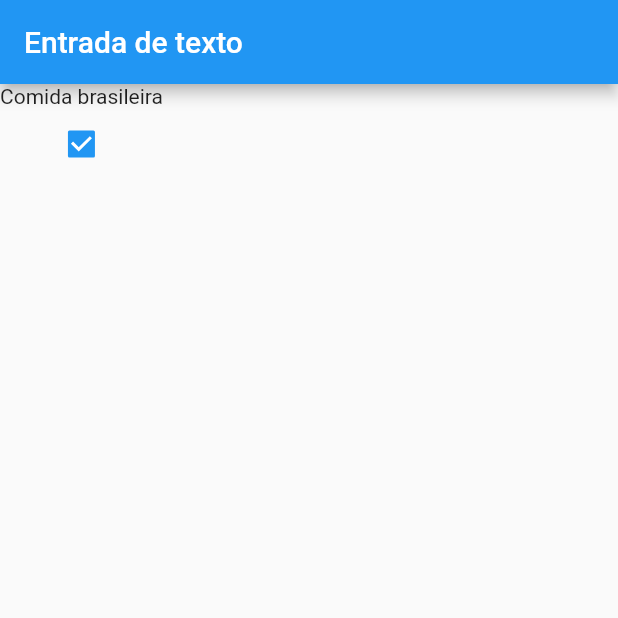
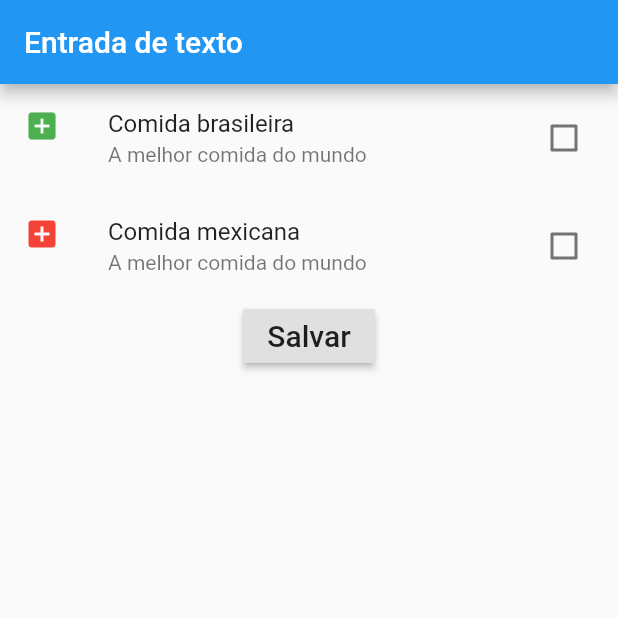
Before and after one commit to danielfmpc/checkbox, a Flutter app: the screen it shows after launch, on a phone screen of 412 x 824 dp, the top half of it. Run offline on Flutter 3.47's test engine with Material 2 defaults, Android fonts, the phone set to English and light mode, and no system bars.

```diff
--- a/lib/EntradaCheckbox.dart
+++ b/lib/EntradaCheckbox.dart
@@ -6,6 +6,11 @@ class EntradaCheckbox extends StatefulWidget {
 }
 
 class _EntradaCheckboxState extends State<EntradaCheckbox> {
+	bool _comidaBrasileira = false;
+	bool _comidaMexicana = false;
+
+
+
 	@override
 	Widget build(BuildContext context) {
 		return Scaffold(
@@ -15,13 +20,59 @@ class _EntradaCheckboxState extends State<EntradaCheckbox> {
 			body: Container(
 				child: Column(
 					children: <Widget>[
-						Text("Comida brasileira"),
+
+						CheckboxListTile(
+							title: Text("Comida brasileira"),
+							subtitle: Text("A melhor comida do mundo"),
+							secondary: Icon(
+								Icons.add_box,
+								color: Colors.green,
+							),
+							activeColor: Colors.green,
+							value: _comidaBrasileira,
+							onChanged: (bool valor){
+								setState(() {
+									_comidaBrasileira = valor;
+								});
+							},
+						),
+						CheckboxListTile(
+							title: Text("Comida mexicana"),
+							subtitle: Text("A melhor comida do mundo"),
+							secondary: Icon(
+								Icons.add_box,
+								color: Colors.red,
+							),
+							activeColor: Colors.red,
+							value: _comidaMexicana,
+							onChanged: (bool valor){
+								setState(() {
+									_comidaMexicana = valor;
+								});
+							},
+						),
+						RaisedButton(
+							child: Text(
+								"Salvar",
+								style: TextStyle(
+									fontSize: 20
+								),
+							),
+							onPressed: (){
+								print("Comida Brasileira: " + _comidaBrasileira.toString() + "\nComida Mexicana: " + _comidaMexicana.toString());
+							},
+						),
+
+						/*Text("Comida brasileira"),
 						Checkbox(
+							value: _estaSelecionado,
 							onChanged: (bool valor){
-
+								setState(() {
+									_estaSelecionado = valor;
+								});
 							},
-							value: true,
 						),
+						*/
 					],
 				),
 			),
```
